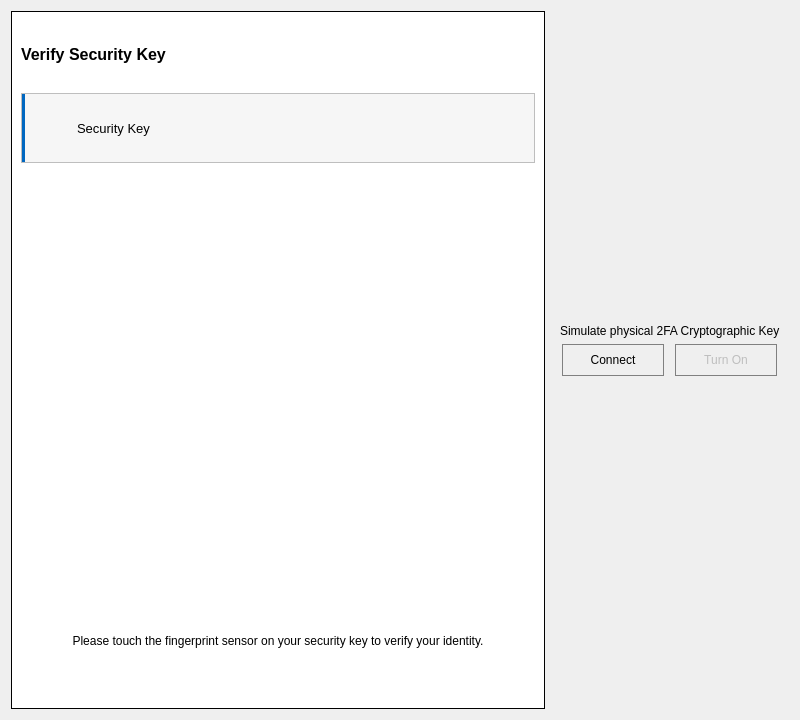
First picture: the form in src/views/authenticate_views/twofa_key_view.ui, repository devforgely/MFA-Simulator, before the edit.
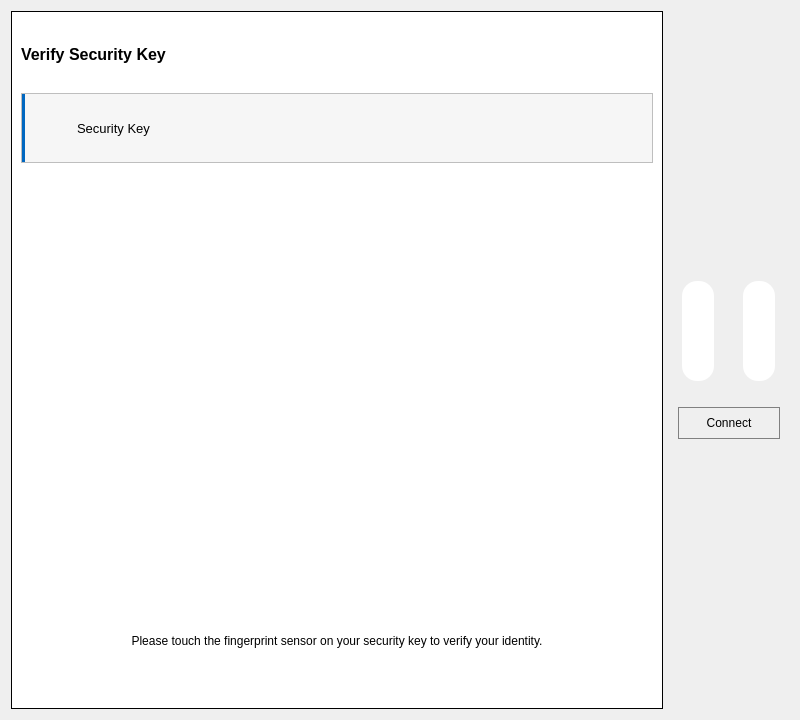
Second picture: the form after the edit. Icons and pictures are not drawn. Custom widgets are drawn as their Qt base class.

Diff of the .ui file:
```diff
--- a/src/views/authenticate_views/twofa_key_view.ui
+++ b/src/views/authenticate_views/twofa_key_view.ui
@@ -30,10 +30,22 @@
 	border-left: 4px solid #0067c0;
 }
 
-#key_frame QPushButton {
+#connect_btn {
 	border: 1px solid gray;
 	height: 30px;
 	width: 100px;
+}
+
+#fp1_btn, #fp4_btn {
+	max-width: 80px;
+	height: 100px;
+	border: none;
+	background-color: #fff;
+	border-radius: 15%;
+}
+
+#fp1_btn:checked, #fp4_btn:checked {
+	border: 3px solid #4070f4;
 }</string>
   </property>
   <layout class="QHBoxLayout" name="horizontalLayout">
@@ -184,48 +196,53 @@
      </property>
      <layout class="QVBoxLayout" name="verticalLayout_2">
       <item>
-       <widget class="QLabel" name="label_2">
-        <property name="text">
-         <string>Simulate physical 2FA Cryptographic Key</string>
+       <layout class="QHBoxLayout" name="finger_container">
+        <property name="spacing">
+         <number>20</number>
         </property>
-       </widget>
-      </item>
-      <item>
-       <layout class="QHBoxLayout" name="horizontalLayout_3">
         <item alignment="Qt::AlignHCenter">
-         <widget class="QPushButton" name="connect_btn">
-          <property name="sizePolicy">
-           <sizepolicy hsizetype="Minimum" vsizetype="Fixed">
-            <horstretch>0</horstretch>
-            <verstretch>0</verstretch>
-           </sizepolicy>
-          </property>
+         <widget class="ShadowButton" name="fp1_btn">
           <property name="cursor">
            <cursorShape>PointingHandCursor</cursorShape>
           </property>
           <property name="text">
-           <string>Connect</string>
+           <string/>
           </property>
           <property name="icon">
            <iconset>
-            <normaloff>../../resources/icons/electric-cord-1.svg</normaloff>../../resources/icons/electric-cord-1.svg</iconset>
+            <normaloff>../../data/fingerprints/fp3.png</normaloff>../../data/fingerprints/fp3.png</iconset>
+          </property>
+          <property name="iconSize">
+           <size>
+            <width>70</width>
+            <height>100</height>
+           </size>
+          </property>
+          <property name="checkable">
+           <bool>true</bool>
           </property>
          </widget>
         </item>
         <item alignment="Qt::AlignHCenter">
-         <widget class="QPushButton" name="on_btn">
-          <property name="enabled">
-           <bool>false</bool>
-          </property>
+         <widget class="ShadowButton" name="fp4_btn">
           <property name="cursor">
            <cursorShape>PointingHandCursor</cursorShape>
           </property>
           <property name="text">
-           <string>Turn On</string>
+           <string/>
           </property>
           <property name="icon">
            <iconset>
-            <normaloff>../../resources/icons/power.svg</normaloff>../../resources/icons/power.svg</iconset>
+            <normaloff>../../data/fingerprints/fp4.png</normaloff>../../data/fingerprints/fp4.png</iconset>
+          </property>
+          <property name="iconSize">
+           <size>
+            <width>70</width>
+            <height>100</height>
+           </size>
+          </property>
+          <property name="checkable">
+           <bool>true</bool>
           </property>
          </widget>
         </item>
@@ -241,6 +258,26 @@
         </property>
        </widget>
       </item>
+      <item alignment="Qt::AlignHCenter">
+       <widget class="QPushButton" name="connect_btn">
+        <property name="sizePolicy">
+         <sizepolicy hsizetype="Minimum" vsizetype="Fixed">
+          <horstretch>0</horstretch>
+          <verstretch>0</verstretch>
+         </sizepolicy>
+        </property>
+        <property name="cursor">
+         <cursorShape>PointingHandCursor</cursorShape>
+        </property>
+        <property name="text">
+         <string>Connect</string>
+        </property>
+        <property name="icon">
+         <iconset>
+          <normaloff>../../resources/icons/electric-cord-1.svg</normaloff>../../resources/icons/electric-cord-1.svg</iconset>
+        </property>
+       </widget>
+      </item>
      </layout>
     </widget>
    </item>
@@ -250,7 +287,12 @@
   <customwidget>
    <class>ClickableLabel</class>
    <extends>QLabel</extends>
-   <header>widgets/clickables.h</header>
+   <header location="global">widgets/clickables.h</header>
+  </customwidget>
+  <customwidget>
+   <class>ShadowButton</class>
+   <extends>QPushButton</extends>
+   <header location="global">widgets/shadow.h</header>
   </customwidget>
  </customwidgets>
  <resources/>
```
